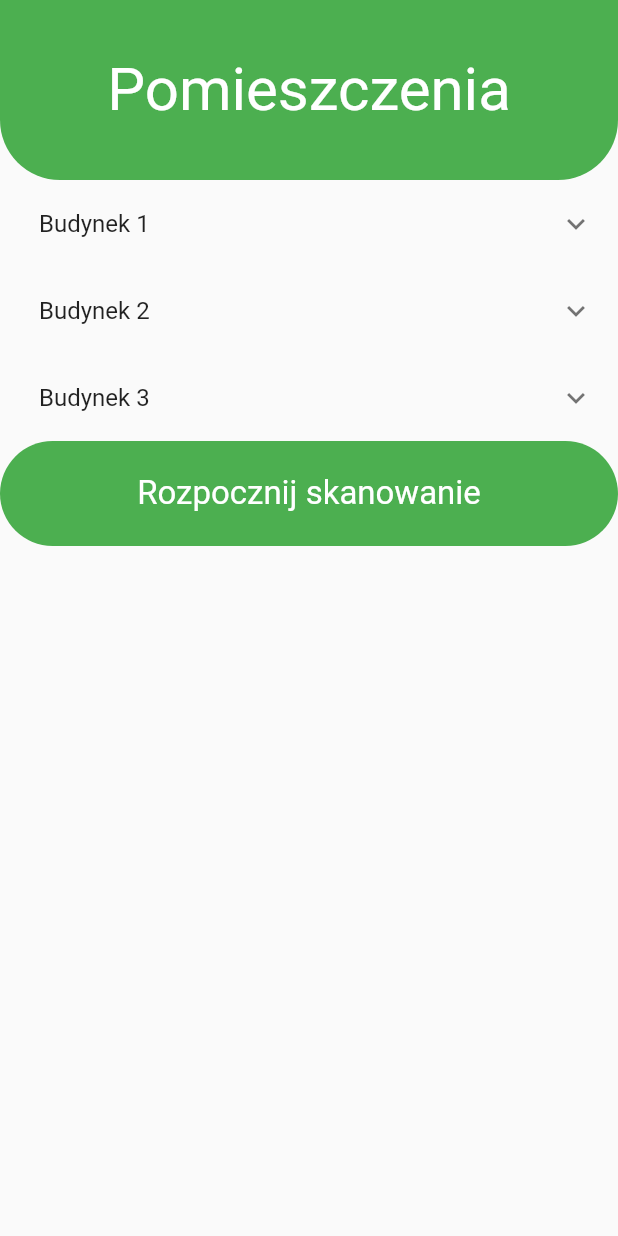
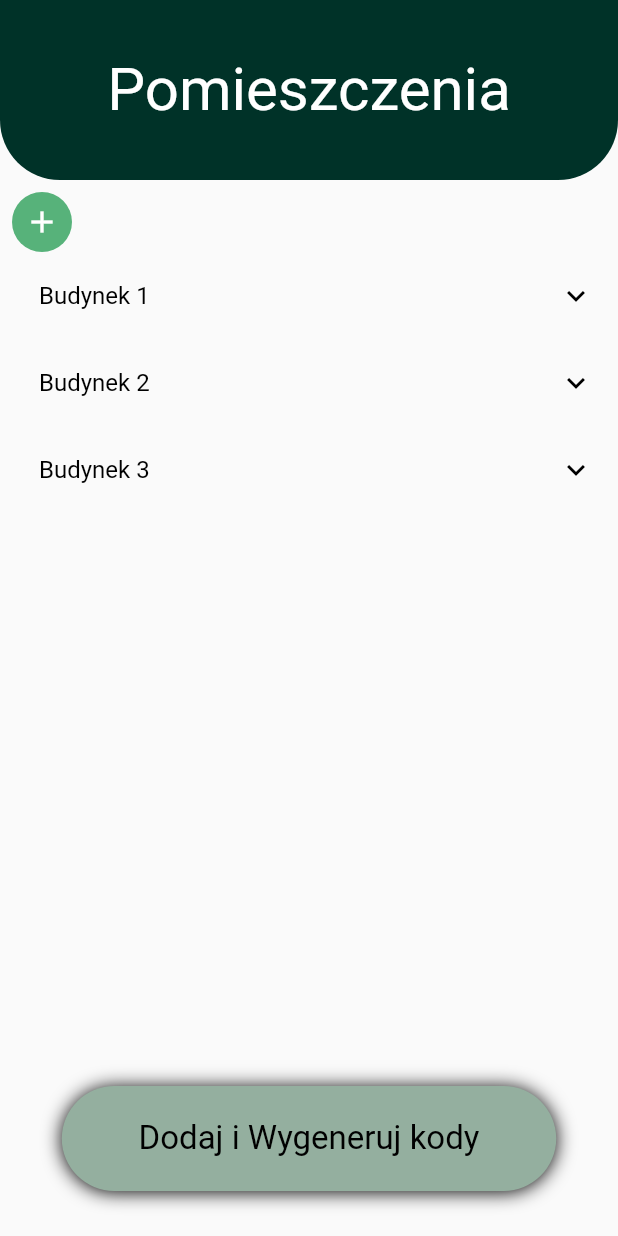
Before and after one commit to Lokinado/flutter_inventory_app, a Flutter app: the screen it shows after launch, on a phone screen of 412 x 824 dp. Run offline on Flutter 3.47's test engine with Material 2 defaults, Android fonts, the light colour scheme and no system bars.

Commit message:
Look almost like it should :)

```diff
--- a/lib/main.dart
+++ b/lib/main.dart
@@ -6,7 +6,7 @@ void main() {
 }
 
 class MyApp extends StatelessWidget {
-  const MyApp({Key? key});
+  const MyApp({super.key});
 
   @override
   Widget build(BuildContext context) {
--- a/lib/pages/list_page.dart
+++ b/lib/pages/list_page.dart
@@ -40,6 +40,7 @@ class ListPage extends StatelessWidget {
 
   @override
   Widget build(BuildContext context) {
+    final mediaWidth = MediaQuery.of(context).size.width;
     return Scaffold(
       body: Column(
         children:[
@@ -47,7 +48,7 @@ class ListPage extends StatelessWidget {
             width: MediaQuery.of(context).size.width,
             height: 120.0,
             decoration: const BoxDecoration(
-              color: Colors.green,
+              color: Color.fromARGB(255,0,50,40),
               borderRadius: BorderRadius.only(
                 bottomLeft: Radius.circular(40.0),
                 bottomRight: Radius.circular(40.0),
@@ -64,15 +65,42 @@ class ListPage extends StatelessWidget {
               ),
             ),
           ),
-
+        Align(
+          alignment: Alignment.topLeft,
+          child: Container(
+            margin: const EdgeInsets.only(left: 8.0, top: 8.0),
+            child: CircleAvatar(
+              backgroundColor: const Color.fromARGB(255 ,87, 178, 122),
+              child: IconButton(
+                onPressed: () {},
+                icon: const Icon(Icons.add, color: Colors.white,),
+                style: IconButton.styleFrom(
+                  shape: const CircleBorder(),
+                  padding: const EdgeInsets.all(24.0),
+                ),
+              ),
+            ),
+          ),
+        ),
         Expanded(
         child: ListView(
           children: [
             for (int building in uniqueBuildings)
               Container(
                 margin: const EdgeInsets.only(left: 10.0),
+                child: Theme(
+                  data: Theme.of(context).copyWith(
+                    unselectedWidgetColor: Colors.black, // here for close state
+                    colorScheme: const ColorScheme.light(
+                      primary: Colors.black,
+                    ), // here for open state in replacement of deprecated accentColor
+                    dividerColor: Colors.transparent, // if you want to remove the border
+                  ),
                   child: ExpansionTile(
                     title: Text('Budynek $building'),
+                    textColor: Colors.black,
+                    collapsedTextColor: Colors.black,
+                    shape: const Border(),
                     children: [
                       for (int level in uniqueFloors)
                         if (rooms
@@ -81,41 +109,63 @@ class ListPage extends StatelessWidget {
                             .isNotEmpty)
                           Container(
                             margin: const EdgeInsets.only(left: 12.0),
+                            child: Theme(
+                              data: Theme.of(context).copyWith(
+                                unselectedWidgetColor: Colors.black, // here for close state
+                                colorScheme: const ColorScheme.light(
+                                  primary: Colors.black,
+                                ), // here for open state in replacement of deprecated accentColor
+                                dividerColor: Colors.transparent, // if you want to remove the border
+                              ),
                               child: ExpansionTile(
                                 title: Text('Piętro $level'),
+                                textColor: Colors.black,
+                                collapsedTextColor: Colors.black,
                                 children: [
                                   Column(
-                                children: _buildRoomTiles(building, level),
+                                    children: _buildRoomTiles(building, level, mediaWidth),
                                   ),
                                 ],
                               ),
                             ),
+                          ),
+                    ],
+                  ),
+                ),
+              ),
+
           ],
         ),
         ),
           GestureDetector(
             onTap: () => print("tu przekierowanie"),
               child: Container(
-              width: MediaQuery.of(context).size.width,
+
+                width: mediaWidth*0.8,
                 height: 70.0,
+                margin: EdgeInsets.all(30.0),
                 decoration: const BoxDecoration(
-              color: Colors.green,
+                  color: Color.fromARGB(255,148,175,159),
                   borderRadius: BorderRadius.all(
                     Radius.circular(40.0),
                   ),
+                  boxShadow: <BoxShadow>[
+                    BoxShadow(
+                      color: Colors.black,
+                      blurRadius: 10.0,
+                      offset: Offset(0.0, 0.75),
+                    ),
+                  ],
                 ),
                 child: const Center(
                   child: Text(
-                    "Rozpocznij skanowanie",
+                    "Dodaj i Wygeneruj kody",
                     style: TextStyle(
                       fontSize: 22.0,
-                      color: Colors.white,
+                      color: Colors.black,
                     ),
                   ),
                 ),
-              ),
-            )
-          ],
               ),
             ),
         ],
@@ -123,7 +173,7 @@ class ListPage extends StatelessWidget {
     );
   }
 
-  List<Widget> _buildRoomTiles(int building, int floor) {
+  List<Widget> _buildRoomTiles(int building, int floor, mediaWidth) {
     List<Widget> roomTiles = [];
 
     for (Room room in rooms) {
@@ -131,12 +181,13 @@ class ListPage extends StatelessWidget {
         roomTiles.add(
           Container(
             height: 50.0,
-            width: 300.0,
+            width: mediaWidth*0.7,
             decoration: BoxDecoration(
                 borderRadius: BorderRadius.circular(10),
-                color: Colors.grey),
-            margin: const EdgeInsets.only(left: 20.0, bottom: 5.0),
+                color: const Color.fromARGB(217, 217, 217, 217)),
+            margin: const EdgeInsets.only(left: 5.0, bottom: 5.0),
             child: ListTile(
+
               title: Text('Sala ${room.roomNumber}'),
               onTap: ()=>print("tu mam przejśc gdzieś!"), //TODO: Przejście do innej strony
             ),
```
Lines whose indentation alone changed are shown as unchanged.
